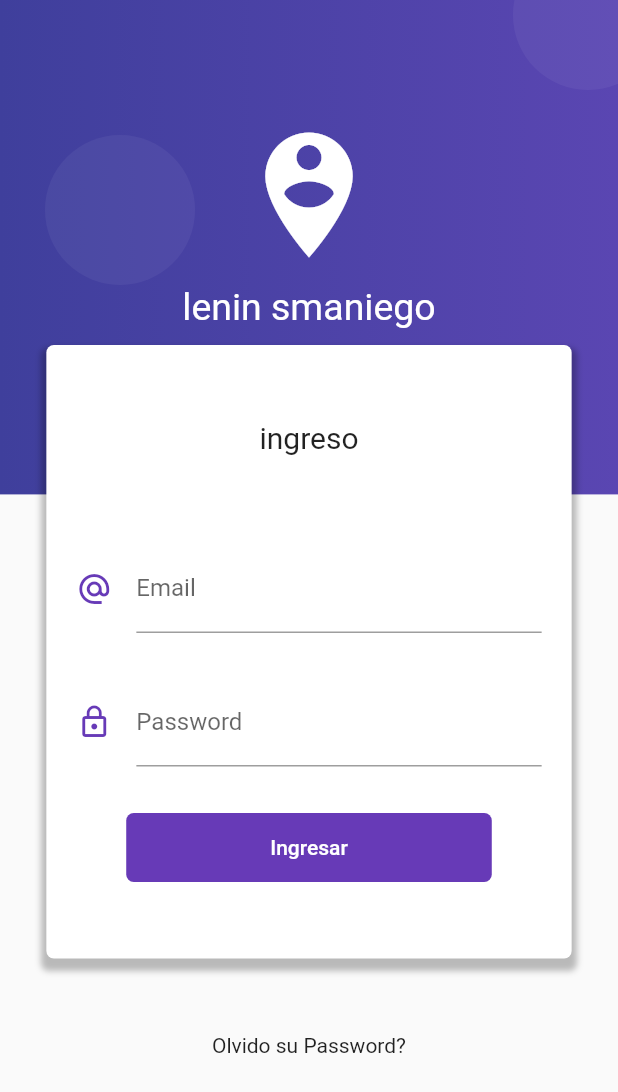
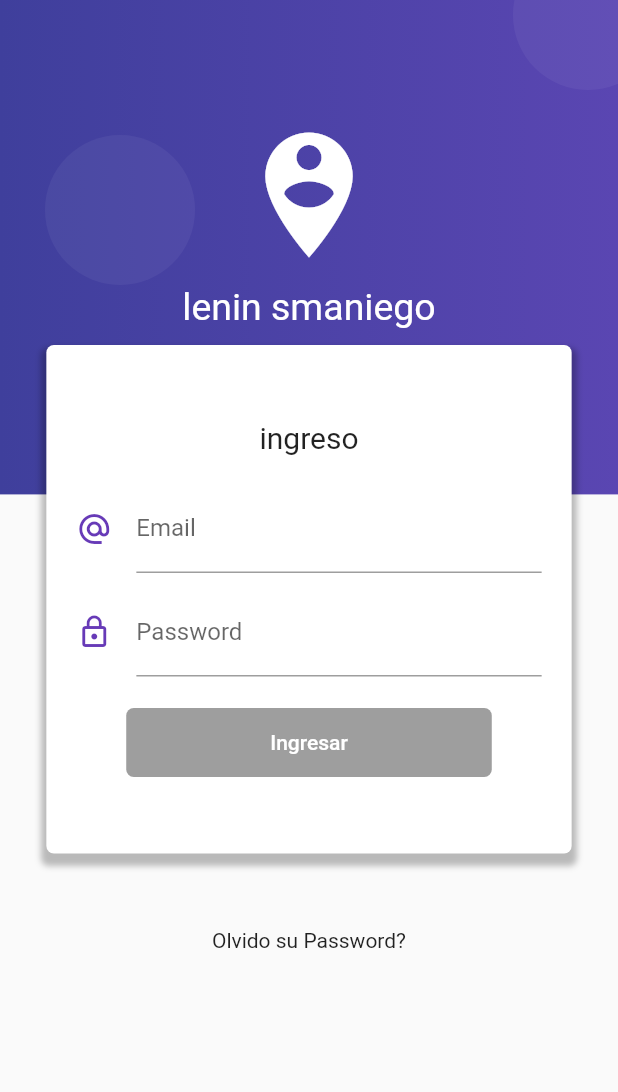
Before and after one commit to Leningsv/curso_flutter, a Flutter app: the screen it shows after launch, on a phone screen of 412 x 824 dp. Shown: the top 1092 px of the screen. Run offline on Flutter 3.47's test engine with Material 2 defaults, Android fonts, the phone set to English and light mode, and no system bars; our stand-ins replace rxdart.

Commit message:
Trabajando con formularios

```diff
--- a/form_validation/lib/src/bloc/login_bloc.dart
+++ b/form_validation/lib/src/bloc/login_bloc.dart
@@ -1,17 +1,25 @@
-
 import 'dart:async';
 
 import 'package:form_validation/src/bloc/validators.dart';
+import 'package:rxdart/rxdart.dart';
 
 class LoginBloc with Validators {
-  final _emailController = StreamController<String>.broadcast();
-  final _passwordController = StreamController<String>.broadcast();
+  final _emailController = BehaviorSubject<String>();
+  final _passwordController = BehaviorSubject<String>();
 
+  Stream<String> get emailStream =>
+      this._emailController.stream.transform(validateEmail);
 
-  Stream<String> get emailStream => this._emailController.stream.transform(validateEmail);
-  Stream<String> get passwordStream => this._passwordController.stream.transform(validatePassword);
+  Stream<String> get passwordStream =>
+      this._passwordController.stream.transform(validatePassword);
+
+  Stream<bool> get formValidStream =>
+      Observable.combineLatest2(emailStream, passwordStream, (e, p) {
+        return true;
+      });
 
   Function(String) get changeEmail => this._emailController.sink.add;
+
   Function(String) get changePassword => this._passwordController.sink.add;
 
   dispose() {
--- a/form_validation/lib/src/pages/login_page.dart
+++ b/form_validation/lib/src/pages/login_page.dart
@@ -94,17 +94,17 @@ class LoginPage extends StatelessWidget {
                   style: TextStyle(fontSize: 20.0),
                 ),
                 SizedBox(
-                  height: 60.0,
+                  height: 20.0,
                 ),
                 this._createEmail(loginBloc),
                 SizedBox(
-                  height: 30.0,
+                  height: 10.0,
                 ),
                 this._createPassword(loginBloc),
                 SizedBox(
-                  height: 30.0,
+                  height: 20.0,
                 ),
-                this._createButton()
+                this._createButton(loginBloc)
               ],
             ),
           ),
@@ -170,7 +170,10 @@ class LoginPage extends StatelessWidget {
     );
   }
 
-  Widget _createButton() {
+  Widget _createButton(LoginBloc loginBloc) {
+    return StreamBuilder(
+      stream: loginBloc.formValidStream,
+      builder: (BuildContext context, AsyncSnapshot snapshot) {
         return RaisedButton(
           child: Container(
             padding: EdgeInsets.symmetric(horizontal: 80.0, vertical: 15.0),
@@ -182,7 +185,9 @@ class LoginPage extends StatelessWidget {
           elevation: 0.0,
           color: Colors.deepPurple,
           textColor: Colors.white,
-      onPressed: () {},
+          onPressed: snapshot.hasData ? () {} : null,
+        );
+      },
     );
   }
 }
--- a/form_validation/pubspec.yaml
+++ b/form_validation/pubspec.yaml
@@ -23,6 +23,7 @@ dependencies:
   # The following adds the Cupertino Icons font to your application.
   # Use with the CupertinoIcons class for iOS style icons.
   cupertino_icons: ^0.1.2
+  rxdart: ^0.22.1
 
 dev_dependencies:
   flutter_test:
```
Also changed, not shown: form_validation/pubspec.lock. Lines whose indentation alone changed are shown as unchanged.
